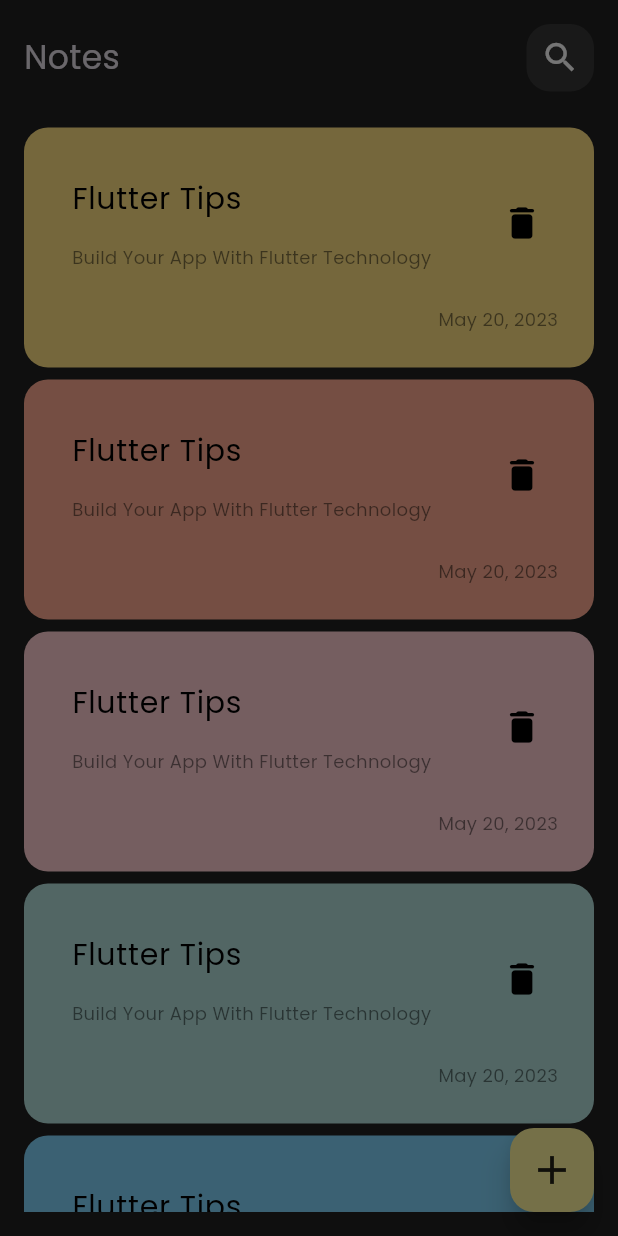
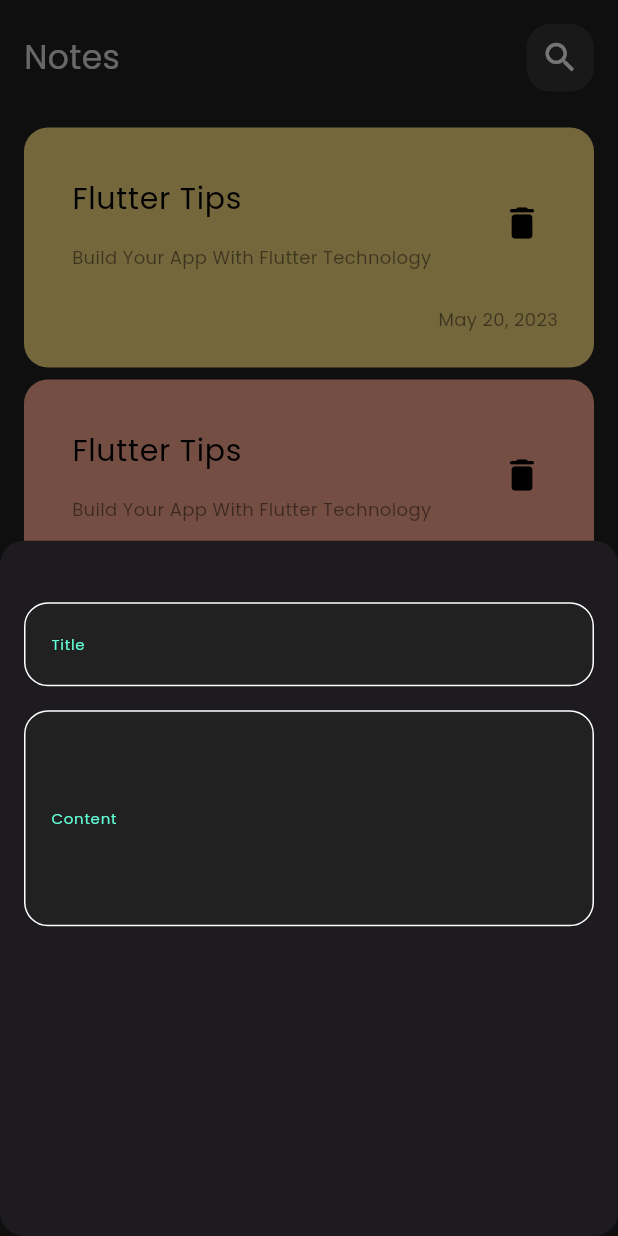
Before and after one commit to ahmedsami1/notes_app, a Flutter app: the screen it shows after launch, after a tap on the "add" icon, on a phone screen of 412 x 824 dp. Run offline on Flutter 3.47's test engine with Material 3 defaults, Android fonts, the phone set to English and light mode, and no system bars.

Commit message:
create custom text field and added to bottom sheet

```diff
--- /dev/null
+++ b/lib/constants.dart
@@ -0,0 +1,3 @@
+import 'package:flutter/material.dart';
+
+const Color kPrimaryColor = Color(0xff62FCD7);
--- a/lib/views/widgets/add_note_bottom_sheet.dart
+++ b/lib/views/widgets/add_note_bottom_sheet.dart
@@ -1,13 +1,30 @@
 import 'package:flutter/material.dart';
+
+import 'custom_text_field.dart';
 
 class AddNoteButtonSheet extends StatelessWidget {
   const AddNoteButtonSheet({super.key});
 
   @override
   Widget build(BuildContext context) {
-    return Container(
+    return Padding(
+      padding: const EdgeInsets.all(16.0),
       child: Column(
         children: [
+          SizedBox(height: 25.0),
+          CustomFormTextField(
+            hintText: 'Title',
+            labelText: 'Title',
+            onChanged: (value) {},
+          ),
+          SizedBox(height: 16.0),
+          CustomFormTextField(
+            hintText: 'Content',
+            labelText: 'Content',
+            onChanged: (value) {},
+            keyboardType: TextInputType.multiline,
+            contentPadding: 60,
+          ),
 
         ],
       ),
--- /dev/null
+++ b/lib/views/widgets/custom_text_field.dart
@@ -0,0 +1,63 @@
+import 'package:flutter/material.dart';
+
+import '../../constants.dart';
+
+class CustomFormTextField extends StatelessWidget {
+  CustomFormTextField({
+    super.key,
+    required this.hintText,
+    required this.labelText,
+    required this.onChanged,
+    this.keyboardType,
+    this.onTapSuffixIcon,
+    this.obscureText = false,
+    this.contentPadding = 16,
+
+  });
+
+  final String hintText;
+  final String labelText;
+  Function(String) onChanged;
+  TextInputType? keyboardType;
+  VoidCallback? onTapSuffixIcon;
+  bool? obscureText;
+  double contentPadding;
+
+  @override
+  Widget build(BuildContext context) {
+    return TextField(
+      cursorColor: kPrimaryColor,
+      maxLines: null,
+      onChanged: onChanged,
+      obscureText: obscureText!,
+      keyboardType: keyboardType,
+      decoration: InputDecoration(
+        contentPadding: EdgeInsets.symmetric(vertical: contentPadding, horizontal: 14),
+        hintText: hintText,
+        hintStyle: TextStyle(
+          color: kPrimaryColor,
+          fontSize: 10,
+        ),
+        labelText: labelText,
+        labelStyle: TextStyle(
+          color: kPrimaryColor,
+          fontSize: 10,
+        ),
+        fillColor: Colors.grey.shade900,
+        filled: true,
+        enabledBorder: buildBorder(color: Colors.white),
+        focusedBorder: buildBorder(color: kPrimaryColor),
+        errorBorder: buildBorder(color: Colors.red),
+      ),
+    );
+  }
+
+  OutlineInputBorder buildBorder({required Color color}) {
+    return OutlineInputBorder(
+        borderRadius: BorderRadius.circular(16),
+        borderSide: BorderSide(
+          color: color,
+        ),
+      );
+  }
+}
```
